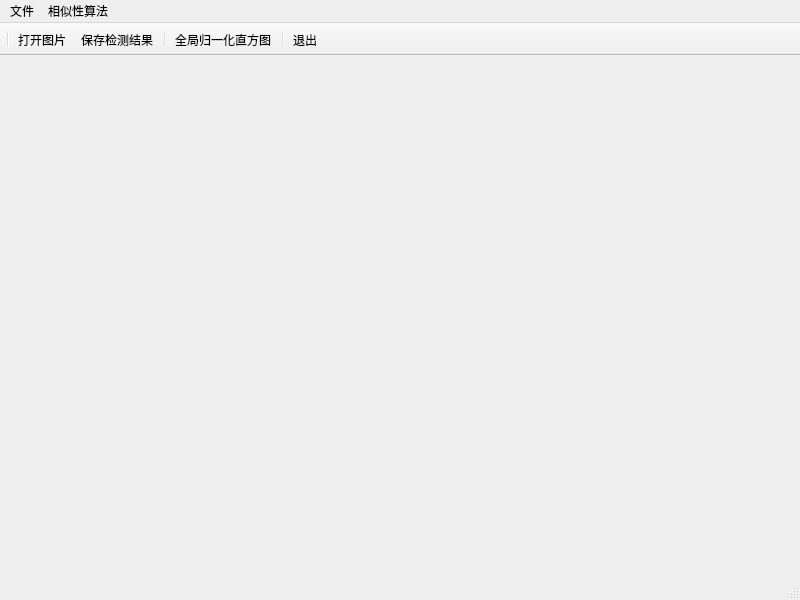
Seule-Seule/GraduationProjectImageSimilarity, file mainwindow.ui: the form before one commit.
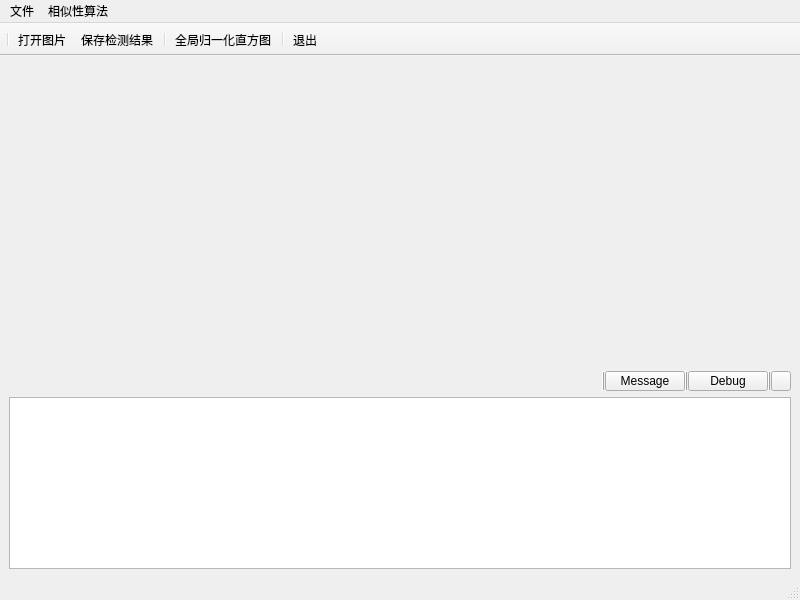
The form after the commit.

Commit message: 界面逻辑优化

```diff
--- a/mainwindow.ui
+++ b/mainwindow.ui
@@ -17,14 +17,160 @@
    <enum>Qt::LeftToRight</enum>
   </property>
   <widget class="QWidget" name="centralwidget">
+   <property name="autoFillBackground">
+    <bool>true</bool>
+   </property>
    <layout class="QVBoxLayout" name="verticalLayout">
     <item>
-     <widget class="QWidget" name="widget_image" native="true"/>
+     <widget class="QWidget" name="widget_image" native="true">
+      <property name="sizePolicy">
+       <sizepolicy hsizetype="Preferred" vsizetype="Preferred">
+        <horstretch>0</horstretch>
+        <verstretch>0</verstretch>
+       </sizepolicy>
+      </property>
+      <property name="minimumSize">
+       <size>
+        <width>0</width>
+        <height>300</height>
+       </size>
+      </property>
+     </widget>
+    </item>
+    <item>
+     <widget class="QWidget" name="widget" native="true">
+      <property name="minimumSize">
+       <size>
+        <width>20</width>
+        <height>20</height>
+       </size>
+      </property>
+      <property name="maximumSize">
+       <size>
+        <width>16777215</width>
+        <height>20</height>
+       </size>
+      </property>
+      <property name="layoutDirection">
+       <enum>Qt::RightToLeft</enum>
+      </property>
+      <layout class="QHBoxLayout" name="horizontalLayout">
+       <property name="spacing">
+        <number>0</number>
+       </property>
+       <property name="leftMargin">
+        <number>0</number>
+       </property>
+       <property name="topMargin">
+        <number>0</number>
+       </property>
+       <property name="rightMargin">
+        <number>0</number>
+       </property>
+       <property name="bottomMargin">
+        <number>0</number>
+       </property>
+       <item>
+        <widget class="QPushButton" name="btn_message_status">
+         <property name="minimumSize">
+          <size>
+           <width>20</width>
+           <height>20</height>
+          </size>
+         </property>
+         <property name="maximumSize">
+          <size>
+           <width>20</width>
+           <height>20</height>
+          </size>
+         </property>
+         <property name="layoutDirection">
+          <enum>Qt::LeftToRight</enum>
+         </property>
+         <property name="text">
+          <string/>
+         </property>
+        </widget>
+       </item>
+       <item>
+        <widget class="Line" name="line_2">
+         <property name="frameShadow">
+          <enum>QFrame::Raised</enum>
+         </property>
+         <property name="orientation">
+          <enum>Qt::Vertical</enum>
+         </property>
+        </widget>
+       </item>
+       <item>
+        <widget class="QPushButton" name="btn_msg_debug">
+         <property name="minimumSize">
+          <size>
+           <width>0</width>
+           <height>20</height>
+          </size>
+         </property>
+         <property name="maximumSize">
+          <size>
+           <width>16777215</width>
+           <height>20</height>
+          </size>
+         </property>
+         <property name="text">
+          <string>Debug</string>
+         </property>
+        </widget>
+       </item>
+       <item>
+        <widget class="Line" name="line_3">
+         <property name="frameShadow">
+          <enum>QFrame::Raised</enum>
+         </property>
+         <property name="orientation">
+          <enum>Qt::Vertical</enum>
+         </property>
+        </widget>
+       </item>
+       <item>
+        <widget class="QPushButton" name="btn_msg_message">
+         <property name="text">
+          <string>Message</string>
+         </property>
+        </widget>
+       </item>
+       <item>
+        <widget class="Line" name="line_4">
+         <property name="frameShadow">
+          <enum>QFrame::Raised</enum>
+         </property>
+         <property name="orientation">
+          <enum>Qt::Vertical</enum>
+         </property>
+        </widget>
+       </item>
+       <item>
+        <spacer name="horizontalSpacer">
+         <property name="orientation">
+          <enum>Qt::Horizontal</enum>
+         </property>
+         <property name="sizeHint" stdset="0">
+          <size>
+           <width>777</width>
+           <height>17</height>
+          </size>
+         </property>
+        </spacer>
+       </item>
+      </layout>
+     </widget>
     </item>
     <item>
      <widget class="QWidget" name="widget_message" native="true">
+      <property name="enabled">
+       <bool>true</bool>
+      </property>
       <property name="sizePolicy">
-       <sizepolicy hsizetype="Minimum" vsizetype="Minimum">
+       <sizepolicy hsizetype="Ignored" vsizetype="Ignored">
         <horstretch>0</horstretch>
         <verstretch>50</verstretch>
        </sizepolicy>
@@ -32,15 +178,89 @@
       <property name="minimumSize">
        <size>
         <width>0</width>
-        <height>170</height>
+        <height>0</height>
        </size>
       </property>
       <property name="maximumSize">
        <size>
         <width>16777215</width>
-        <height>400</height>
+        <height>250</height>
        </size>
       </property>
+      <property name="baseSize">
+       <size>
+        <width>0</width>
+        <height>0</height>
+       </size>
+      </property>
+      <layout class="QVBoxLayout" name="verticalLayout_2">
+       <property name="spacing">
+        <number>0</number>
+       </property>
+       <property name="leftMargin">
+        <number>0</number>
+       </property>
+       <property name="topMargin">
+        <number>0</number>
+       </property>
+       <property name="rightMargin">
+        <number>0</number>
+       </property>
+       <property name="bottomMargin">
+        <number>0</number>
+       </property>
+       <item>
+        <widget class="QStackedWidget" name="stackedWidget">
+         <property name="lineWidth">
+          <number>0</number>
+         </property>
+         <widget class="QWidget" name="page_msg_debug">
+          <layout class="QVBoxLayout" name="verticalLayout_3">
+           <property name="spacing">
+            <number>0</number>
+           </property>
+           <property name="leftMargin">
+            <number>0</number>
+           </property>
+           <property name="topMargin">
+            <number>0</number>
+           </property>
+           <property name="rightMargin">
+            <number>0</number>
+           </property>
+           <property name="bottomMargin">
+            <number>0</number>
+           </property>
+           <item>
+            <widget class="QListView" name="listView_debug"/>
+           </item>
+          </layout>
+         </widget>
+         <widget class="QWidget" name="page_msg_test">
+          <layout class="QVBoxLayout" name="verticalLayout_4">
+           <property name="spacing">
+            <number>0</number>
+           </property>
+           <property name="leftMargin">
+            <number>0</number>
+           </property>
+           <property name="topMargin">
+            <number>0</number>
+           </property>
+           <property name="rightMargin">
+            <number>0</number>
+           </property>
+           <property name="bottomMargin">
+            <number>0</number>
+           </property>
+           <item>
+            <widget class="QListView" name="listView_test"/>
+           </item>
+          </layout>
+         </widget>
+        </widget>
+       </item>
+      </layout>
      </widget>
     </item>
    </layout>
```
Left out of the diff: 6 changed lines with no effect on the pictures. The commit also changes 6 other files.
